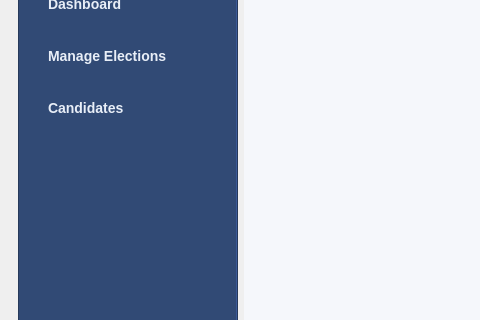
Qt form online_voting_app/mainwindow.ui (goblegue/pak.evm) before a commit; both pictures show x 0 to 480 and y 187 to 507 of the 1163 by 784 pixel window.
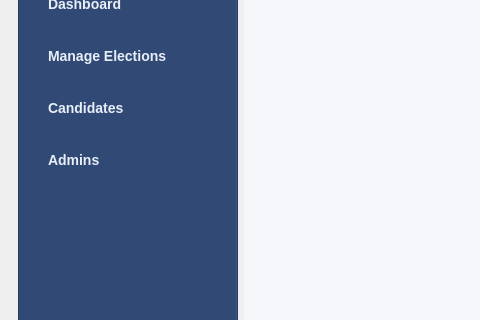
The same form after that commit. Icons and pictures are not drawn.

Commit message: first admin created

Diff of the .ui file:
```diff
--- a/online_voting_app/mainwindow.ui
+++ b/online_voting_app/mainwindow.ui
@@ -968,6 +968,13 @@
                </property>
               </widget>
              </item>
+             <item>
+              <widget class="QPushButton" name="adminSidebarAdminsBtn">
+               <property name="text">
+                <string>Admins</string>
+               </property>
+              </widget>
+             </item>
              <item>
               <spacer name="verticalSpacer_admin">
                <property name="orientation">
```
The commit also changes 2 other files.
